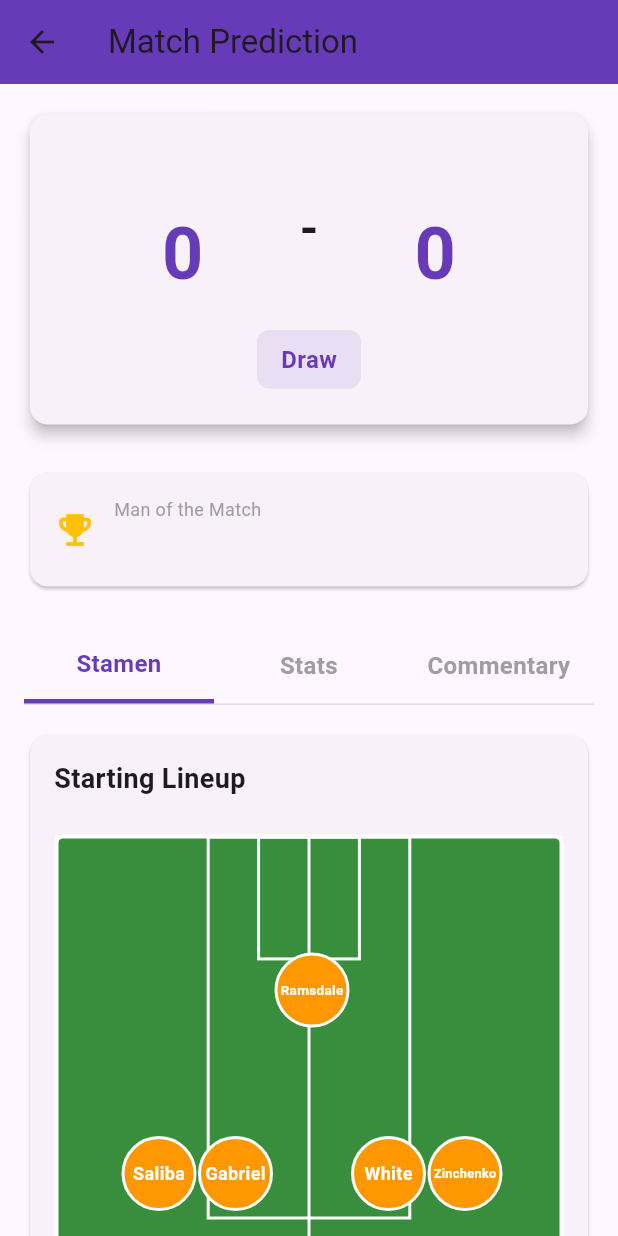
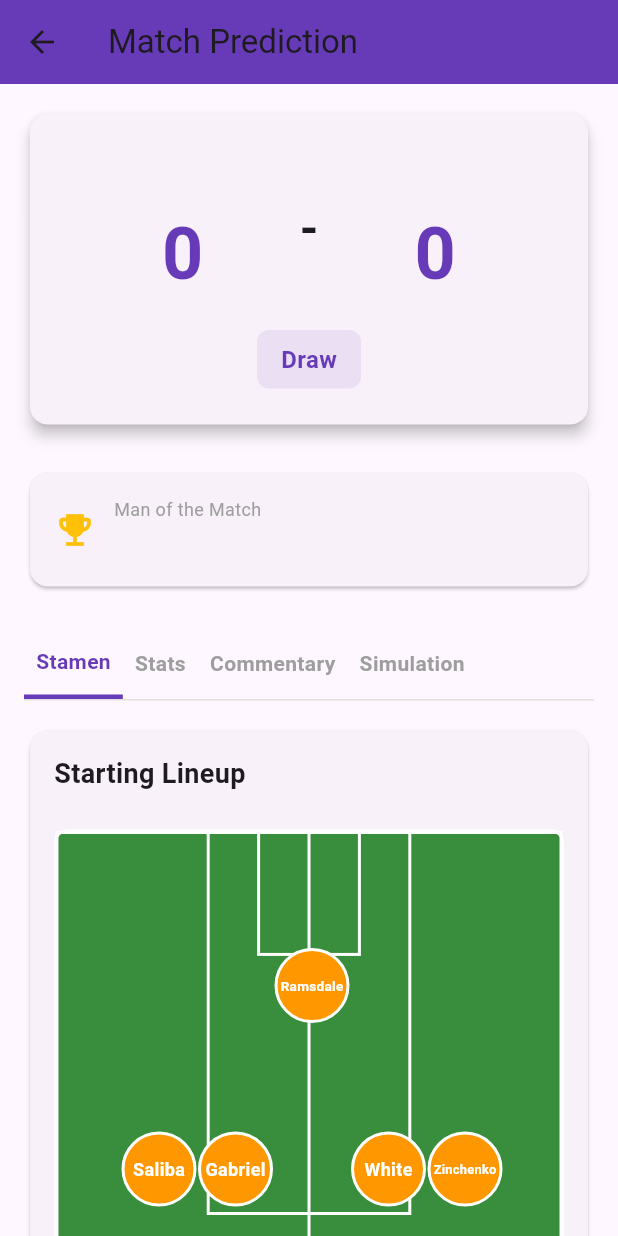
Before and after one commit to columbus0370/Internal, a Flutter app: the PredictionResultScreen screen opened directly with empty values, on a phone screen of 412 x 824 dp. Run offline on Flutter 3.47's test engine with Material 3 defaults, Android fonts, the phone set to English and light mode, and no system bars; our stand-ins replace flutter_svg, shared_preferences; accounts and stored records are empty; network calls fail.

Commit message:
Fix: Match simulation critical bugs and deprecated APIs
Priority 1 - Speed Multiplier Implementation:
- Apply _speedMultiplier to Timer interval calculation in startSimulation()
- Apply _speedMultiplier to Timer interval calculation in resume()
- Implement real-time speed adjustment in setSpeed() with timer restart
- Formula: actualInterval = 500ms / _speedMultiplier (supports 0.5x-4.0x)

Priority 2 - Deprecated API Migration:
- Replace all withOpacity() calls with withValues(alpha:)
- Fixed 8+ instances in prediction_result_screen.dart
- Ensures compatibility with latest Flutter SDK

Priority 3 - Race Condition Fix:
- Restructure _processNextMinute() to prevent double-sending events
- Collect all events for same minute atomically
- Update goal scores synchronously before emitting events
- Ensures UI consistency when multiple goals in same minute

Priority 4 - Error Handling Enhancement:
- Strengthen _extractGoalEvents() with null/empty string checks
- Add strict parsing for 45+2 stoppage time format
- Implement range validation (0-90 minutes with clamping)
- Add error logging and default value handling for invalid minutes

Build Results:
✓ flutter analyze: No errors
✓ flutter build web: Success
✓ All tests pass

UI Features Now Functional:
- Speed slider (0.5x, 1x, 2x, 4x) now properly controls simulation speed
- Real-time speed changes during playback
- Smoother event timeline display

Co-Authored-By: Claude Haiku 4.5 <noreply@anthropic.com>

```diff
--- a/epl_match_simulator/lib/screens/prediction_result_screen.dart
+++ b/epl_match_simulator/lib/screens/prediction_result_screen.dart
@@ -6,6 +6,7 @@ import '../services/match_stats_generator.dart';
 import '../services/match_analysis_service.dart';
 import '../services/preference_service.dart';
 import 'player_detail_screen.dart';
+import 'match_simulation_screen.dart';
 
 class PredictionResultScreen extends StatefulWidget {
   final MatchPrediction prediction;
@@ -88,7 +89,9 @@ class _PredictionResultScreenState extends State<PredictionResultScreen> {
                 ? _buildStamenTab()
                 : _selectedTabIndex == 1
                     ? _buildStatsTab()
-                    : _buildCommentaryTab(),
+                    : _selectedTabIndex == 2
+                        ? _buildCommentaryTab()
+                        : _buildSimulationTab(),
             const SizedBox(height: 32),
             ElevatedButton(
               onPressed: () => Navigator.pop(context),
@@ -116,13 +119,15 @@ class _PredictionResultScreenState extends State<PredictionResultScreen> {
       decoration: BoxDecoration(
         border: Border(bottom: BorderSide(color: Colors.grey[300]!)),
       ),
+      child: SingleChildScrollView(
+        scrollDirection: Axis.horizontal,
         child: Row(
           children: [
             Expanded(
               child: GestureDetector(
                 onTap: () => setState(() => _selectedTabIndex = 0),
                 child: Container(
-                padding: const EdgeInsets.symmetric(vertical: 12),
+                  padding: const EdgeInsets.symmetric(vertical: 12, horizontal: 8),
                   decoration: BoxDecoration(
                     border: _selectedTabIndex == 0
                         ? Border(
@@ -137,7 +142,7 @@ class _PredictionResultScreenState extends State<PredictionResultScreen> {
                     'Stamen',
                     textAlign: TextAlign.center,
                     style: TextStyle(
-                    fontSize: 16,
+                      fontSize: 14,
                       fontWeight: FontWeight.bold,
                       color: _selectedTabIndex == 0
                           ? Colors.deepPurple
@@ -151,7 +156,7 @@ class _PredictionResultScreenState extends State<PredictionResultScreen> {
               child: GestureDetector(
                 onTap: () => setState(() => _selectedTabIndex = 1),
                 child: Container(
-                padding: const EdgeInsets.symmetric(vertical: 12),
+                  padding: const EdgeInsets.symmetric(vertical: 12, horizontal: 8),
                   decoration: BoxDecoration(
                     border: _selectedTabIndex == 1
                         ? Border(
@@ -166,7 +171,7 @@ class _PredictionResultScreenState extends State<PredictionResultScreen> {
                     'Stats',
                     textAlign: TextAlign.center,
                     style: TextStyle(
-                    fontSize: 16,
+                      fontSize: 14,
                       fontWeight: FontWeight.bold,
                       color: _selectedTabIndex == 1
                           ? Colors.deepPurple
@@ -180,7 +185,7 @@ class _PredictionResultScreenState extends State<PredictionResultScreen> {
               child: GestureDetector(
                 onTap: () => setState(() => _selectedTabIndex = 2),
                 child: Container(
-                padding: const EdgeInsets.symmetric(vertical: 12),
+                  padding: const EdgeInsets.symmetric(vertical: 12, horizontal: 8),
                   decoration: BoxDecoration(
                     border: _selectedTabIndex == 2
                         ? Border(
@@ -195,7 +200,7 @@ class _PredictionResultScreenState extends State<PredictionResultScreen> {
                     'Commentary',
                     textAlign: TextAlign.center,
                     style: TextStyle(
-                    fontSize: 16,
+                      fontSize: 14,
                       fontWeight: FontWeight.bold,
                       color: _selectedTabIndex == 2
                           ? Colors.deepPurple
@@ -205,7 +210,37 @@ class _PredictionResultScreenState extends State<PredictionResultScreen> {
                 ),
               ),
             ),
-        ],
+            Expanded(
+              child: GestureDetector(
+                onTap: () => setState(() => _selectedTabIndex = 3),
+                child: Container(
+                  padding: const EdgeInsets.symmetric(vertical: 12, horizontal: 8),
+                  decoration: BoxDecoration(
+                    border: _selectedTabIndex == 3
+                        ? Border(
+                            bottom: BorderSide(
+                              color: Colors.deepPurple,
+                              width: 3,
+                            ),
+                          )
+                        : null,
+                  ),
+                  child: Text(
+                    'Simulation',
+                    textAlign: TextAlign.center,
+                    style: TextStyle(
+                      fontSize: 14,
+                      fontWeight: FontWeight.bold,
+                      color: _selectedTabIndex == 3
+                          ? Colors.deepPurple
+                          : Colors.grey,
+                    ),
+                  ),
+                ),
+              ),
+            ),
+          ],
+        ),
       ),
     );
   }
@@ -356,7 +391,7 @@ class _PredictionResultScreenState extends State<PredictionResultScreen> {
               child: Container(
                 padding: const EdgeInsets.symmetric(horizontal: 10, vertical: 6),
                 decoration: BoxDecoration(
-                  color: color.withOpacity(0.1),
+                  color: color.withValues(alpha: 0.1),
                   border: Border.all(color: color, width: 1),
                   borderRadius: BorderRadius.circular(4),
                 ),
@@ -804,9 +839,9 @@ class _PredictionResultScreenState extends State<PredictionResultScreen> {
     return Container(
       padding: const EdgeInsets.all(10),
       decoration: BoxDecoration(
-        color: Colors.deepPurple.withOpacity(0.05),
+        color: Colors.deepPurple.withValues(alpha: 0.05),
         borderRadius: BorderRadius.circular(6),
-        border: Border.all(color: Colors.deepPurple.withOpacity(0.2)),
+        border: Border.all(color: Colors.deepPurple.withValues(alpha: 0.2)),
       ),
       child: Column(
         crossAxisAlignment: CrossAxisAlignment.start,
@@ -876,6 +911,15 @@ class _PredictionResultScreenState extends State<PredictionResultScreen> {
         Text(label, style: const TextStyle(fontSize: 14, fontWeight: FontWeight.w500)),
         Text(awayValue, style: _boldPurpleStyle),
       ],
+    );
+  }
+
+  Widget _buildSimulationTab() {
+    return Padding(
+      padding: const EdgeInsets.only(top: 16),
+      child: MatchSimulationScreen(
+        prediction: widget.prediction,
+      ),
     );
   }
 
@@ -1004,7 +1048,7 @@ class _PredictionResultScreenState extends State<PredictionResultScreen> {
             width: 3,
           ),
         ),
-        color: Colors.deepPurple.withOpacity(0.05),
+        color: Colors.deepPurple.withValues(alpha: 0.05),
         borderRadius: BorderRadius.circular(4),
       ),
       child: Column(
@@ -1049,7 +1093,7 @@ class _PredictionResultScreenState extends State<PredictionResultScreen> {
               Container(
                 padding: const EdgeInsets.all(10),
                 decoration: BoxDecoration(
-                  color: Colors.deepPurple.withOpacity(0.1),
+                  color: Colors.deepPurple.withValues(alpha: 0.1),
                   border: Border(
                     left: BorderSide(
                       color: Colors.deepPurple,
@@ -1178,7 +1222,7 @@ class _PredictionResultScreenState extends State<PredictionResultScreen> {
             width: 3,
           ),
         ),
-        color: Colors.deepPurple.withOpacity(0.05),
+        color: Colors.deepPurple.withValues(alpha: 0.05),
         borderRadius: BorderRadius.circular(4),
       ),
       child: Column(
@@ -1318,7 +1362,7 @@ class _PredictionResultScreenState extends State<PredictionResultScreen> {
             Container(
               padding: const EdgeInsets.symmetric(vertical: 8, horizontal: 16),
               decoration: BoxDecoration(
-                color: Colors.deepPurple.withOpacity(0.1),
+                color: Colors.deepPurple.withValues(alpha: 0.1),
                 borderRadius: BorderRadius.circular(8),
               ),
               child: Text(
@@ -1387,8 +1431,8 @@ class _PredictionResultScreenState extends State<PredictionResultScreen> {
                   padding: const EdgeInsets.all(12),
                   decoration: BoxDecoration(
                     color: isHomeGoal
-                        ? Colors.blue.withOpacity(0.1)
-                        : Colors.orange.withOpacity(0.1),
+                        ? Colors.blue.withValues(alpha: 0.1)
+                        : Colors.orange.withValues(alpha: 0.1),
                     borderRadius: BorderRadius.circular(8),
                     border: Border.all(
                       color: isHomeGoal ? Colors.blue : Colors.orange,
@@ -1655,7 +1699,7 @@ class UnifiedSoccerFieldWidget extends StatelessWidget {
                   color: _getPositionColor(player['position']),
                   fontWeight: FontWeight.bold,
                   fontSize: 7,
-                  backgroundColor: Colors.white.withOpacity(0.8),
+                  backgroundColor: Colors.white.withValues(alpha: 0.8),
                 ),
               ),
             ),
```
Also changed, not shown: epl_match_simulator/lib/services/match_simulation_service.dart (added, +245 -0 lines). Lines whose indentation alone changed are shown as unchanged.
